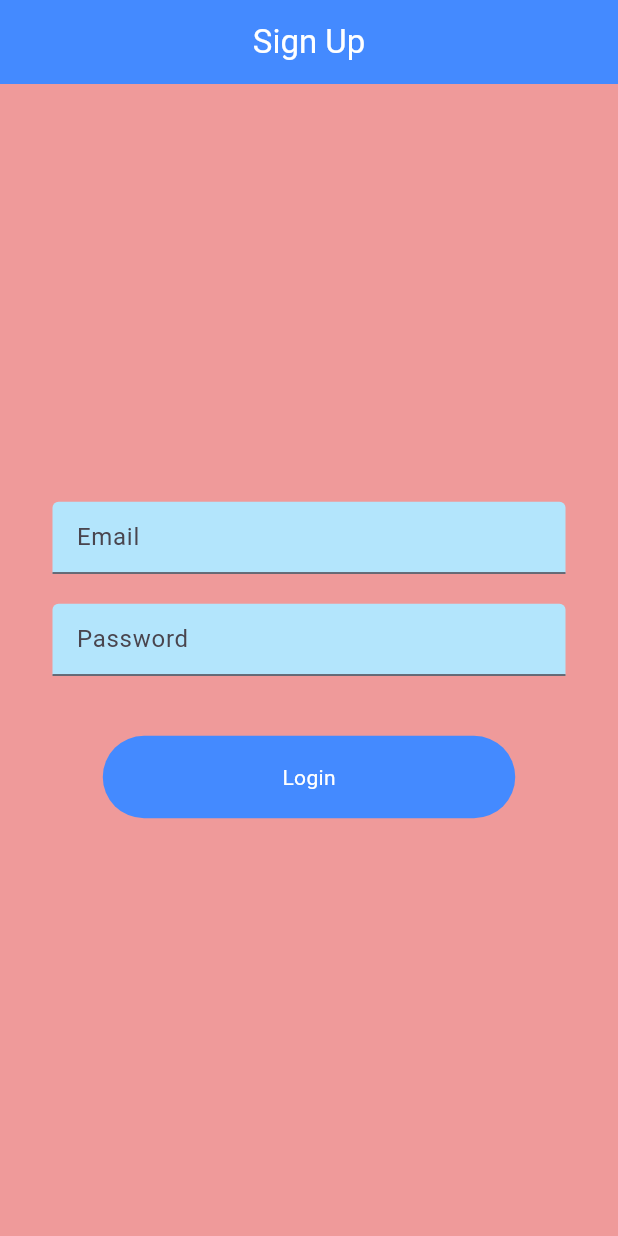
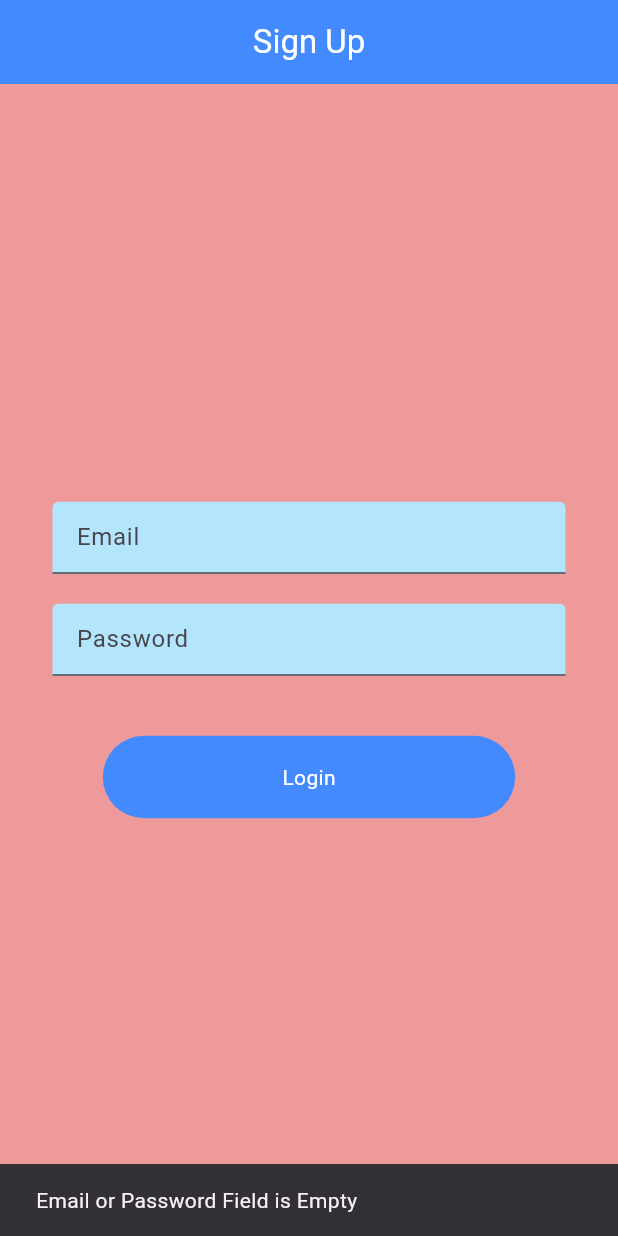
Before and after one commit to siraj-codes/flutter_bloc_practice, a Flutter app: the LoginPage screen opened directly, after a tap on "Login", on a phone screen of 412 x 824 dp. Run offline on Flutter 3.47's test engine with Material 3 defaults, Android fonts, the light colour scheme and no system bars; our stand-ins replace flutter_bloc.

Commit message:
Auth is Working Completed Task 4 :)

```diff
--- a/lib/screens/task4/bloc/auth_bloc.dart
+++ b/lib/screens/task4/bloc/auth_bloc.dart
@@ -5,6 +5,46 @@ part 'auth_state.dart';
 
 class AuthBloc extends Bloc<AuthEvent, AuthState> {
   AuthBloc() : super(AuthInitial()) {
-    on<AuthLoginReq>((event, emit) {});
+    on<AuthLoginReq>((event, emit) async {
+      final email = event.email;
+      final password = event.password;
+
+      try {
+        if (email.isEmpty || password.isEmpty) {
+          return emit(
+            AuthFailure(errorMsg: 'Email or Password Field is Empty'),
+          );
+        }
+
+        if (!email.contains('@') || !email.contains('.com')) {
+          return emit(
+            AuthFailure(errorMsg: 'Please Correct your email...'),
+          );
+        }
+        if (password.length < 9) {
+          int l = password.length;
+          return emit(
+            AuthFailure(
+                errorMsg:
+                    'Your Password Length is $l Password Length Should be Greater then 8'),
+          );
+        } else {
+          await Future.delayed(
+            const Duration(seconds: 1),
+            () {
+              return emit(
+                AuthSuccess(uid: '$email-$password'),
+              );
+            },
+          );
+        }
+      } catch (e) {
+        return emit(
+          AuthFailure(
+            errorMsg: e.toString(),
+          ),
+        );
+      }
+    });
   }
 }
--- a/lib/screens/task4/bloc/auth_state.dart
+++ b/lib/screens/task4/bloc/auth_state.dart
@@ -4,6 +4,14 @@ sealed class AuthState {}
 
 final class AuthInitial extends AuthState {}
 
-final class AuthSuccess extends AuthState {}
+final class AuthSuccess extends AuthState {
+  final String uid;
 
-final class AuthFailure extends AuthState {}
+  AuthSuccess({required this.uid});
+}
+
+final class AuthFailure extends AuthState {
+  final String errorMsg;
+
+  AuthFailure({required this.errorMsg});
+}
--- /dev/null
+++ b/lib/screens/task4/h_p.dart
@@ -0,0 +1,14 @@
+import 'package:flutter/material.dart';
+
+class Hp extends StatelessWidget {
+  const Hp({super.key});
+
+  @override
+  Widget build(BuildContext context) {
+    return const Scaffold(
+      body: Center(
+        child: Text('Welcome To Home Screen'),
+      ),
+    );
+  }
+}
--- a/lib/screens/task4/login_pagr.dart
+++ b/lib/screens/task4/login_pagr.dart
@@ -1,6 +1,7 @@
 import 'package:flutter/material.dart';
 import 'package:flutter_bloc/flutter_bloc.dart';
 import 'package:flutter_bloc_practice/screens/task4/bloc/auth_bloc.dart';
+import 'package:flutter_bloc_practice/screens/task4/h_p.dart';
 
 class LoginPage extends StatelessWidget {
   const LoginPage({super.key});
@@ -10,7 +11,25 @@ class LoginPage extends StatelessWidget {
     final TextEditingController eC = TextEditingController();
     final TextEditingController pC = TextEditingController();
 
-    return Scaffold(
+    return BlocListener<AuthBloc, AuthState>(
+      listener: (context, state) {
+        if (state is AuthFailure) {
+          ScaffoldMessenger.of(context).showSnackBar(
+            SnackBar(
+              content: Text(state.errorMsg),
+            ),
+          );
+        } else if (state is AuthSuccess) {
+          Navigator.of(context).push(
+            MaterialPageRoute(
+              builder: (context) {
+                return const Hp();
+              },
+            ),
+          );
+        }
+      },
+      child: Scaffold(
         backgroundColor: Colors.red.shade200,
         appBar: AppBar(
           centerTitle: true,
@@ -73,6 +92,7 @@ class LoginPage extends StatelessWidget {
             ],
           ),
         ),
+      ),
     );
   }
 }
```
Lines whose indentation alone changed are shown as unchanged.
